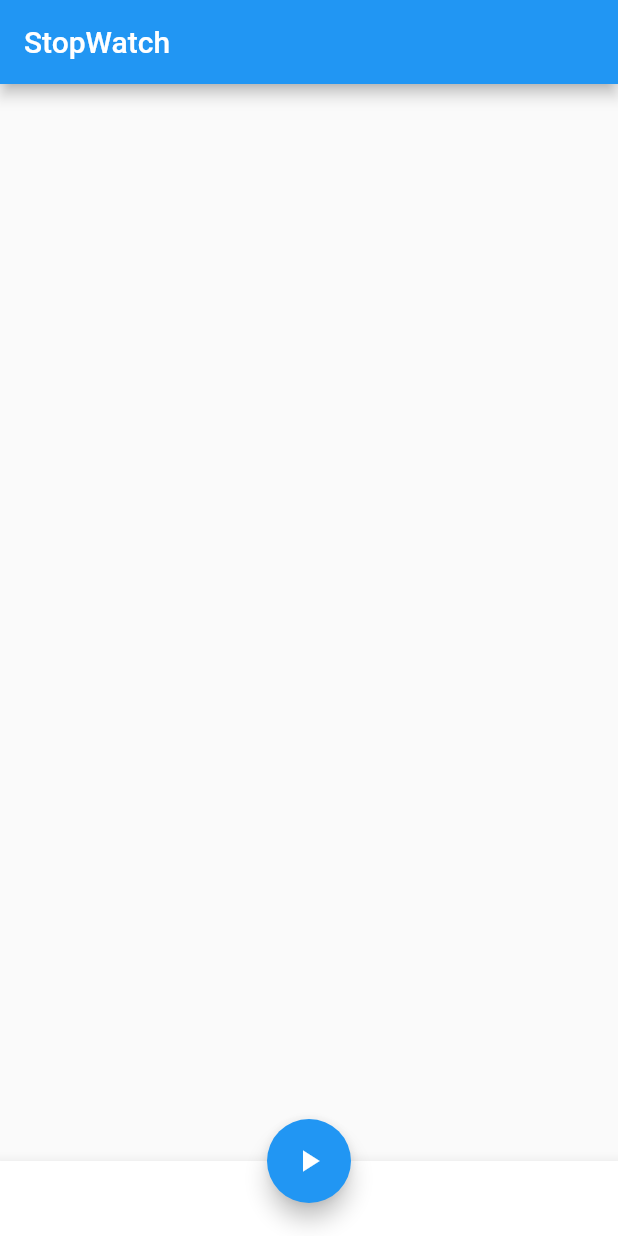
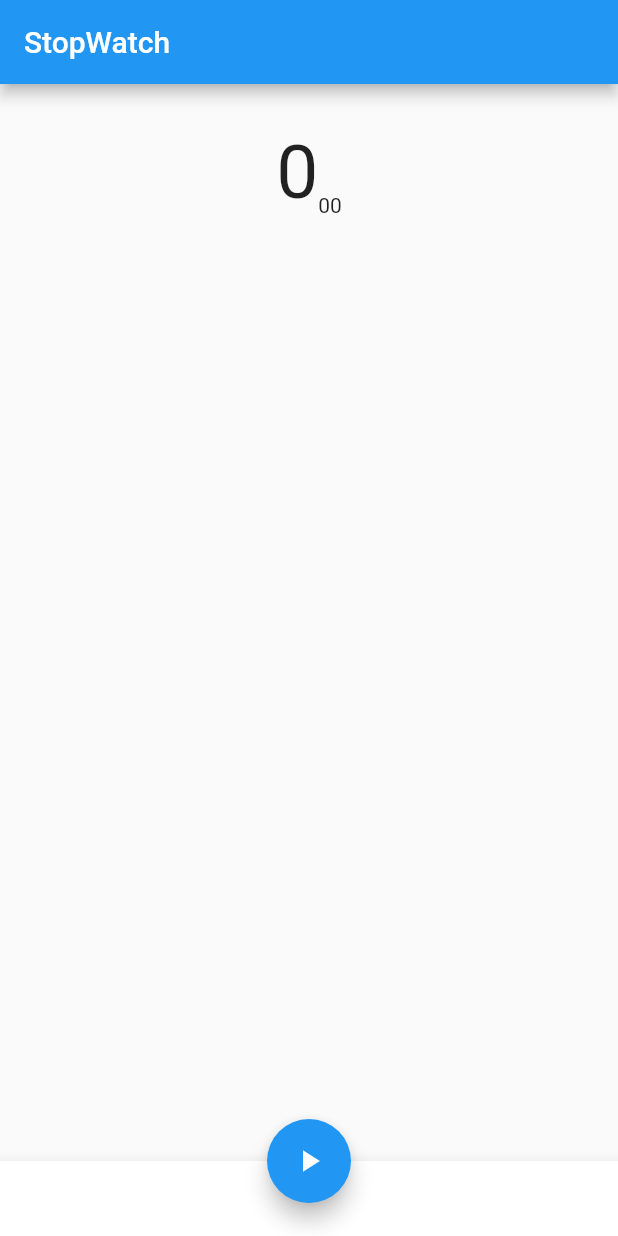
Before and after one commit to chihyeonWON/Stop-Watch, a Flutter app: the screen it shows after launch, on a phone screen of 412 x 824 dp. Run offline on Flutter 3.47's test engine with Material 2 defaults, Android fonts, the phone set to English and light mode, and no system bars.

Commit message:
시간을 표시하는 영역 생성

```diff
--- a/lib/main.dart
+++ b/lib/main.dart
@@ -31,6 +31,7 @@ class _StopWatchPageState extends State<StopWatchPage> {
       appBar:AppBar(
         title:Text('StopWatch'),
       ),
+      body:_buildBody(),
       bottomNavigationBar: BottomAppBar( // 하단 AppBar 생성
         child:Container(
           height:50.0,
@@ -47,6 +48,34 @@ class _StopWatchPageState extends State<StopWatchPage> {
   }
 }
 
+//내용 부분
+Widget _buildBody() {
+  return Center(
+    child:Padding(
+      padding:const EdgeInsets.only(top:30),
+      child:Stack(
+        children:<Widget>[
+          Column(
+            children:<Widget>[
+              Row( // 시간을 표시하는 영역
+                mainAxisAlignment: MainAxisAlignment.center,
+                  crossAxisAlignment: CrossAxisAlignment.end,
+                  children:<Widget>[
+                  Text(
+                    '0',
+                    style: TextStyle(fontSize:50.0),
+                  ),
+                    Text('00'), // 1/100초
+                ],
+              )
+            ]
+          )
+        ]
+      )
+    )
+  );
+}
+
 // 시작 또는 일시정지 버튼 클릭
 void _clickButton() {
 
```
